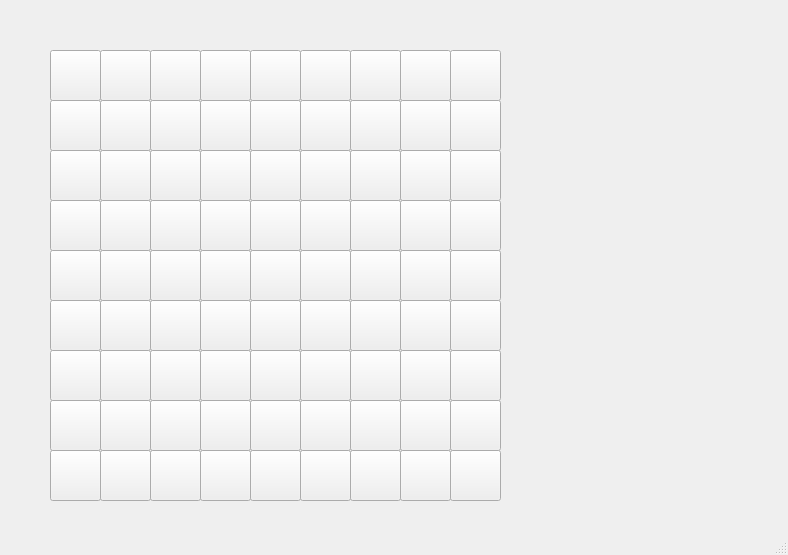
Qt form mainwindow.ui (xswzaq44321/Sudoku_Game) before a commit.
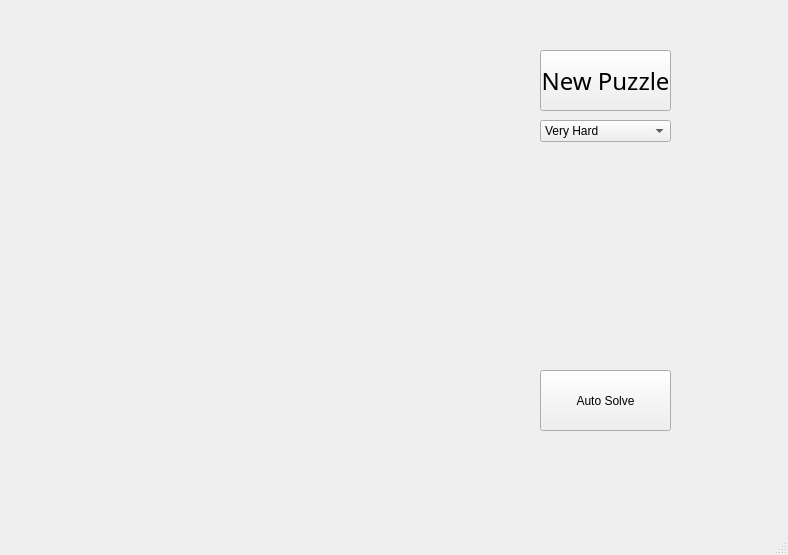
The same form after that commit.

Commit message:
Arrange numberblocks & connect class Sudoku & more
new stuff:
1. add res folders
2. dynamically create sudoku maps buttons with for loop
3. add "New Puzzles" button
4. add set difficulty combo box
5. add "Auto Solve" button

ongoing:
1. button focus effects
2. enter number to map
3. solve multiple puzzles

Patch:
```diff
--- a/mainwindow.ui
+++ b/mainwindow.ui
@@ -17,1054 +17,85 @@
    <widget class="QPushButton" name="pushButton">
     <property name="geometry">
      <rect>
-      <x>50</x>
+      <x>540</x>
       <y>50</y>
-      <width>51</width>
-      <height>51</height>
+      <width>131</width>
+      <height>61</height>
      </rect>
     </property>
-    <property name="text">
-     <string/>
+    <property name="font">
+     <font>
+      <family>Andy</family>
+      <pointsize>18</pointsize>
+      <weight>9</weight>
+      <italic>false</italic>
+      <bold>false</bold>
+     </font>
     </property>
-   </widget>
-   <widget class="QPushButton" name="pushButton_2">
-    <property name="geometry">
-     <rect>
-      <x>100</x>
-      <y>50</y>
-      <width>51</width>
-      <height>51</height>
-     </rect>
+    <property name="styleSheet">
+     <string notr="true">font: 75 18pt &quot;Andy&quot;;</string>
     </property>
     <property name="text">
-     <string/>
+     <string>New Puzzle</string>
     </property>
    </widget>
-   <widget class="QPushButton" name="pushButton_3">
+   <widget class="QComboBox" name="comboBox">
     <property name="geometry">
      <rect>
-      <x>150</x>
-      <y>50</y>
-      <width>51</width>
-      <height>51</height>
+      <x>540</x>
+      <y>120</y>
+      <width>131</width>
+      <height>22</height>
      </rect>
     </property>
-    <property name="text">
-     <string/>
+    <property name="styleSheet">
+     <string notr="true">font: 75 14pt &quot;Andy&quot;;</string>
     </property>
+    <item>
+     <property name="text">
+      <string>Very Hard</string>
+     </property>
+    </item>
+    <item>
+     <property name="text">
+      <string>Hard</string>
+     </property>
+    </item>
+    <item>
+     <property name="text">
+      <string>Normal</string>
+     </property>
+    </item>
+    <item>
+     <property name="text">
+      <string>Eazy</string>
+     </property>
+    </item>
+    <item>
+     <property name="text">
+      <string>Very Eazy</string>
+     </property>
+    </item>
+    <item>
+     <property name="text">
+      <string>Eazy AF</string>
+     </property>
+    </item>
    </widget>
    <widget class="QPushButton" name="pushButton_4">
     <property name="geometry">
      <rect>
-      <x>200</x>
-      <y>50</y>
-      <width>51</width>
-      <height>51</height>
+      <x>540</x>
+      <y>370</y>
+      <width>131</width>
+      <height>61</height>
      </rect>
     </property>
-    <property name="text">
-     <string/>
+    <property name="styleSheet">
+     <string notr="true">font: 75 18pt &quot;Andy&quot;;</string>
     </property>
-   </widget>
-   <widget class="QPushButton" name="pushButton_5">
-    <property name="geometry">
-     <rect>
-      <x>250</x>
-      <y>50</y>
-      <width>51</width>
-      <height>51</height>
-     </rect>
-    </property>
     <property name="text">
-     <string/>
-    </property>
-   </widget>
-   <widget class="QPushButton" name="pushButton_6">
-    <property name="geometry">
-     <rect>
-      <x>300</x>
-      <y>50</y>
-      <width>51</width>
-      <height>51</height>
-     </rect>
-    </property>
-    <property name="text">
-     <string/>
-    </property>
-   </widget>
-   <widget class="QPushButton" name="pushButton_7">
-    <property name="geometry">
-     <rect>
-      <x>350</x>
-      <y>50</y>
-      <width>51</width>
-      <height>51</height>
-     </rect>
-    </property>
-    <property name="text">
-     <string/>
-    </property>
-   </widget>
-   <widget class="QPushButton" name="pushButton_8">
-    <property name="geometry">
-     <rect>
-      <x>400</x>
-      <y>50</y>
-      <width>51</width>
-      <height>51</height>
-     </rect>
-    </property>
-    <property name="text">
-     <string/>
-    </property>
-   </widget>
-   <widget class="QPushButton" name="pushButton_9">
-    <property name="geometry">
-     <rect>
-      <x>450</x>
-      <y>50</y>
-      <width>51</width>
-      <height>51</height>
-     </rect>
-    </property>
-    <property name="text">
-     <string/>
-    </property>
-   </widget>
-   <widget class="QPushButton" name="pushButton_10">
-    <property name="geometry">
-     <rect>
-      <x>50</x>
-      <y>100</y>
-      <width>51</width>
-      <height>51</height>
-     </rect>
-    </property>
-    <property name="text">
-     <string/>
-    </property>
-   </widget>
-   <widget class="QPushButton" name="pushButton_11">
-    <property name="geometry">
-     <rect>
-      <x>100</x>
-      <y>100</y>
-      <width>51</width>
-      <height>51</height>
-     </rect>
-    </property>
-    <property name="text">
-     <string/>
-    </property>
-   </widget>
-   <widget class="QPushButton" name="pushButton_12">
-    <property name="geometry">
-     <rect>
-      <x>150</x>
-      <y>100</y>
-      <width>51</width>
-      <height>51</height>
-     </rect>
-    </property>
-    <property name="text">
-     <string/>
-    </property>
-   </widget>
-   <widget class="QPushButton" name="pushButton_13">
-    <property name="geometry">
-     <rect>
-      <x>200</x>
-      <y>100</y>
-      <width>51</width>
-      <height>51</height>
-     </rect>
-    </property>
-    <property name="text">
-     <string/>
-    </property>
-   </widget>
-   <widget class="QPushButton" name="pushButton_14">
-    <property name="geometry">
-     <rect>
-      <x>250</x>
-      <y>100</y>
-      <width>51</width>
-      <height>51</height>
-     </rect>
-    </property>
-    <property name="text">
-     <string/>
-    </property>
-   </widget>
-   <widget class="QPushButton" name="pushButton_15">
-    <property name="geometry">
-     <rect>
-      <x>300</x>
-      <y>100</y>
-      <width>51</width>
-      <height>51</height>
-     </rect>
-    </property>
-    <property name="text">
-     <string/>
-    </property>
-   </widget>
-   <widget class="QPushButton" name="pushButton_16">
-    <property name="geometry">
-     <rect>
-      <x>350</x>
-      <y>100</y>
-      <width>51</width>
-      <height>51</height>
-     </rect>
-    </property>
-    <property name="text">
-     <string/>
-    </property>
-   </widget>
-   <widget class="QPushButton" name="pushButton_17">
-    <property name="geometry">
-     <rect>
-      <x>400</x>
-      <y>100</y>
-      <width>51</width>
-      <height>51</height>
-     </rect>
-    </property>
-    <property name="text">
-     <string/>
-    </property>
-   </widget>
-   <widget class="QPushButton" name="pushButton_18">
-    <property name="geometry">
-     <rect>
-      <x>450</x>
-      <y>100</y>
-      <width>51</width>
-      <height>51</height>
-     </rect>
-    </property>
-    <property name="text">
-     <string/>
-    </property>
-   </widget>
-   <widget class="QPushButton" name="pushButton_19">
-    <property name="geometry">
-     <rect>
-      <x>50</x>
-      <y>150</y>
-      <width>51</width>
-      <height>51</height>
-     </rect>
-    </property>
-    <property name="text">
-     <string/>
-    </property>
-   </widget>
-   <widget class="QPushButton" name="pushButton_20">
-    <property name="geometry">
-     <rect>
-      <x>100</x>
-      <y>150</y>
-      <width>51</width>
-      <height>51</height>
-     </rect>
-    </property>
-    <property name="text">
-     <string/>
-    </property>
-   </widget>
-   <widget class="QPushButton" name="pushButton_21">
-    <property name="geometry">
-     <rect>
-      <x>150</x>
-      <y>150</y>
-      <width>51</width>
-      <height>51</height>
-     </rect>
-    </property>
-    <property name="text">
-     <string/>
-    </property>
-   </widget>
-   <widget class="QPushButton" name="pushButton_22">
-    <property name="geometry">
-     <rect>
-      <x>200</x>
-      <y>150</y>
-      <width>51</width>
-      <height>51</height>
-     </rect>
-    </property>
-    <property name="text">
-     <string/>
-    </property>
-   </widget>
-   <widget class="QPushButton" name="pushButton_23">
-    <property name="geometry">
-     <rect>
-      <x>250</x>
-      <y>150</y>
-      <width>51</width>
-      <height>51</height>
-     </rect>
-    </property>
-    <property name="text">
-     <string/>
-    </property>
-   </widget>
-   <widget class="QPushButton" name="pushButton_24">
-    <property name="geometry">
-     <rect>
-      <x>300</x>
-      <y>150</y>
-      <width>51</width>
-      <height>51</height>
-     </rect>
-    </property>
-    <property name="text">
-     <string/>
-    </property>
-   </widget>
-   <widget class="QPushButton" name="pushButton_25">
-    <property name="geometry">
-     <rect>
-      <x>350</x>
-      <y>150</y>
-      <width>51</width>
-      <height>51</height>
-     </rect>
-    </property>
-    <property name="text">
-     <string/>
-    </property>
-   </widget>
-   <widget class="QPushButton" name="pushButton_26">
-    <property name="geometry">
-     <rect>
-      <x>400</x>
-      <y>150</y>
-      <width>51</width>
-      <height>51</height>
-     </rect>
-    </property>
-    <property name="text">
-     <string/>
-    </property>
-   </widget>
-   <widget class="QPushButton" name="pushButton_27">
-    <property name="geometry">
-     <rect>
-      <x>450</x>
-      <y>150</y>
-      <width>51</width>
-      <height>51</height>
-     </rect>
-    </property>
-    <property name="text">
-     <string/>
-    </property>
-   </widget>
-   <widget class="QPushButton" name="pushButton_28">
-    <property name="geometry">
-     <rect>
-      <x>50</x>
-      <y>200</y>
-      <width>51</width>
-      <height>51</height>
-     </rect>
-    </property>
-    <property name="text">
-     <string/>
-    </property>
-   </widget>
-   <widget class="QPushButton" name="pushButton_29">
-    <property name="geometry">
-     <rect>
-      <x>100</x>
-      <y>200</y>
-      <width>51</width>
-      <height>51</height>
-     </rect>
-    </property>
-    <property name="text">
-     <string/>
-    </property>
-   </widget>
-   <widget class="QPushButton" name="pushButton_30">
-    <property name="geometry">
-     <rect>
-      <x>150</x>
-      <y>200</y>
-      <width>51</width>
-      <height>51</height>
-     </rect>
-    </property>
-    <property name="text">
-     <string/>
-    </property>
-   </widget>
-   <widget class="QPushButton" name="pushButton_31">
-    <property name="geometry">
-     <rect>
-      <x>200</x>
-      <y>200</y>
-      <width>51</width>
-      <height>51</height>
-     </rect>
-    </property>
-    <property name="text">
-     <string/>
-    </property>
-   </widget>
-   <widget class="QPushButton" name="pushButton_32">
-    <property name="geometry">
-     <rect>
-      <x>250</x>
-      <y>200</y>
-      <width>51</width>
-      <height>51</height>
-     </rect>
-    </property>
-    <property name="text">
-     <string/>
-    </property>
-   </widget>
-   <widget class="QPushButton" name="pushButton_33">
-    <property name="geometry">
-     <rect>
-      <x>300</x>
-      <y>200</y>
-      <width>51</width>
-      <height>51</height>
-     </rect>
-    </property>
-    <property name="text">
-     <string/>
-    </property>
-   </widget>
-   <widget class="QPushButton" name="pushButton_34">
-    <property name="geometry">
-     <rect>
-      <x>350</x>
-      <y>200</y>
-      <width>51</width>
-      <height>51</height>
-     </rect>
-    </property>
-    <property name="text">
-     <string/>
-    </property>
-   </widget>
-   <widget class="QPushButton" name="pushButton_35">
-    <property name="geometry">
-     <rect>
-      <x>400</x>
-      <y>200</y>
-      <width>51</width>
-      <height>51</height>
-     </rect>
-    </property>
-    <property name="text">
-     <string/>
-    </property>
-   </widget>
-   <widget class="QPushButton" name="pushButton_36">
-    <property name="geometry">
-     <rect>
-      <x>450</x>
-      <y>200</y>
-      <width>51</width>
-      <height>51</height>
-     </rect>
-    </property>
-    <property name="text">
-     <string/>
-    </property>
-   </widget>
-   <widget class="QPushButton" name="pushButton_37">
-    <property name="geometry">
-     <rect>
-      <x>50</x>
-      <y>250</y>
-      <width>51</width>
-      <height>51</height>
-     </rect>
-    </property>
-    <property name="text">
-     <string/>
-    </property>
-   </widget>
-   <widget class="QPushButton" name="pushButton_38">
-    <property name="geometry">
-     <rect>
-      <x>100</x>
-      <y>250</y>
-      <width>51</width>
-      <height>51</height>
-     </rect>
-    </property>
-    <property name="text">
-     <string/>
-    </property>
-   </widget>
-   <widget class="QPushButton" name="pushButton_39">
-    <property name="geometry">
-     <rect>
-      <x>150</x>
-      <y>250</y>
-      <width>51</width>
-      <height>51</height>
-     </rect>
-    </property>
-    <property name="text">
-     <string/>
-    </property>
-   </widget>
-   <widget class="QPushButton" name="pushButton_40">
-    <property name="geometry">
-     <rect>
-      <x>200</x>
-      <y>250</y>
-      <width>51</width>
-      <height>51</height>
-     </rect>
-    </property>
-    <property name="text">
-     <string/>
-    </property>
-   </widget>
-   <widget class="QPushButton" name="pushButton_41">
-    <property name="geometry">
-     <rect>
-      <x>250</x>
-      <y>250</y>
-      <width>51</width>
-      <height>51</height>
-     </rect>
-    </property>
-    <property name="text">
-     <string/>
-    </property>
-   </widget>
-   <widget class="QPushButton" name="pushButton_42">
-    <property name="geometry">
-     <rect>
-      <x>300</x>
-      <y>250</y>
-      <width>51</width>
-      <height>51</height>
-     </rect>
-    </property>
-    <property name="text">
-     <string/>
-    </property>
-   </widget>
-   <widget class="QPushButton" name="pushButton_43">
-    <property name="geometry">
-     <rect>
-      <x>350</x>
-      <y>250</y>
-      <width>51</width>
-      <height>51</height>
-     </rect>
-    </property>
-    <property name="text">
-     <string/>
-    </property>
-   </widget>
-   <widget class="QPushButton" name="pushButton_44">
-    <property name="geometry">
-     <rect>
-      <x>400</x>
-      <y>250</y>
-      <width>51</width>
-      <height>51</height>
-     </rect>
-    </property>
-    <property name="text">
-     <string/>
-    </property>
-   </widget>
-   <widget class="QPushButton" name="pushButton_45">
-    <property name="geometry">
-     <rect>
-      <x>450</x>
-      <y>250</y>
-      <width>51</width>
-      <height>51</height>
-     </rect>
-    </property>
-    <property name="text">
-     <string/>
-    </property>
-   </widget>
-   <widget class="QPushButton" name="pushButton_46">
-    <property name="geometry">
-     <rect>
-      <x>50</x>
-      <y>300</y>
-      <width>51</width>
-      <height>51</height>
-     </rect>
-    </property>
-    <property name="text">
-     <string/>
-    </property>
-   </widget>
-   <widget class="QPushButton" name="pushButton_47">
-    <property name="geometry">
-     <rect>
-      <x>100</x>
-      <y>300</y>
-      <width>51</width>
-      <height>51</height>
-     </rect>
-    </property>
-    <property name="text">
-     <string/>
-    </property>
-   </widget>
-   <widget class="QPushButton" name="pushButton_48">
-    <property name="geometry">
-     <rect>
-      <x>150</x>
-      <y>300</y>
-      <width>51</width>
-      <height>51</height>
-     </rect>
-    </property>
-    <property name="text">
-     <string/>
-    </property>
-   </widget>
-   <widget class="QPushButton" name="pushButton_49">
-    <property name="geometry">
-     <rect>
-      <x>200</x>
-      <y>300</y>
-      <width>51</width>
-      <height>51</height>
-     </rect>
-    </property>
-    <property name="text">
-     <string/>
-    </property>
-   </widget>
-   <widget class="QPushButton" name="pushButton_50">
-    <property name="geometry">
-     <rect>
-      <x>250</x>
-      <y>300</y>
-      <width>51</width>
-      <height>51</height>
-     </rect>
-    </property>
-    <property name="text">
-     <string/>
-    </property>
-   </widget>
-   <widget class="QPushButton" name="pushButton_51">
-    <property name="geometry">
-     <rect>
-      <x>300</x>
-      <y>300</y>
-      <width>51</width>
-      <height>51</height>
-     </rect>
-    </property>
-    <property name="text">
-     <string/>
-    </property>
-   </widget>
-   <widget class="QPushButton" name="pushButton_52">
-    <property name="geometry">
-     <rect>
-      <x>350</x>
-      <y>300</y>
-      <width>51</width>
-      <height>51</height>
-     </rect>
-    </property>
-    <property name="text">
-     <string/>
-    </property>
-   </widget>
-   <widget class="QPushButton" name="pushButton_53">
-    <property name="geometry">
-     <rect>
-      <x>400</x>
-      <y>300</y>
-      <width>51</width>
-      <height>51</height>
-     </rect>
-    </property>
-    <property name="text">
-     <string/>
-    </property>
-   </widget>
-   <widget class="QPushButton" name="pushButton_54">
-    <property name="geometry">
-     <rect>
-      <x>450</x>
-      <y>300</y>
-      <width>51</width>
-      <height>51</height>
-     </rect>
-    </property>
-    <property name="text">
-     <string/>
-    </property>
-   </widget>
-   <widget class="QPushButton" name="pushButton_55">
-    <property name="geometry">
-     <rect>
-      <x>50</x>
-      <y>350</y>
-      <width>51</width>
-      <height>51</height>
-     </rect>
-    </property>
-    <property name="text">
-     <string/>
-    </property>
-   </widget>
-   <widget class="QPushButton" name="pushButton_56">
-    <property name="geometry">
-     <rect>
-      <x>100</x>
-      <y>350</y>
-      <width>51</width>
-      <height>51</height>
-     </rect>
-    </property>
-    <property name="text">
-     <string/>
-    </property>
-   </widget>
-   <widget class="QPushButton" name="pushButton_57">
-    <property name="geometry">
-     <rect>
-      <x>150</x>
-      <y>350</y>
-      <width>51</width>
-      <height>51</height>
-     </rect>
-    </property>
-    <property name="text">
-     <string/>
-    </property>
-   </widget>
-   <widget class="QPushButton" name="pushButton_58">
-    <property name="geometry">
-     <rect>
-      <x>200</x>
-      <y>350</y>
-      <width>51</width>
-      <height>51</height>
-     </rect>
-    </property>
-    <property name="text">
-     <string/>
-    </property>
-   </widget>
-   <widget class="QPushButton" name="pushButton_59">
-    <property name="geometry">
-     <rect>
-      <x>250</x>
-      <y>350</y>
-      <width>51</width>
-      <height>51</height>
-     </rect>
-    </property>
-    <property name="text">
-     <string/>
-    </property>
-   </widget>
-   <widget class="QPushButton" name="pushButton_60">
-    <property name="geometry">
-     <rect>
-      <x>300</x>
-      <y>350</y>
-      <width>51</width>
-      <height>51</height>
-     </rect>
-    </property>
-    <property name="text">
-     <string/>
-    </property>
-   </widget>
-   <widget class="QPushButton" name="pushButton_61">
-    <property name="geometry">
-     <rect>
-      <x>350</x>
-      <y>350</y>
-      <width>51</width>
-      <height>51</height>
-     </rect>
-    </property>
-    <property name="text">
-     <string/>
-    </property>
-   </widget>
-   <widget class="QPushButton" name="pushButton_62">
-    <property name="geometry">
-     <rect>
-      <x>400</x>
-      <y>350</y>
-      <width>51</width>
-      <height>51</height>
-     </rect>
-    </property>
-    <property name="text">
-     <string/>
-    </property>
-   </widget>
-   <widget class="QPushButton" name="pushButton_63">
-    <property name="geometry">
-     <rect>
-      <x>450</x>
-      <y>350</y>
-      <width>51</width>
-      <height>51</height>
-     </rect>
-    </property>
-    <property name="text">
-     <string/>
-    </property>
-   </widget>
-   <widget class="QPushButton" name="pushButton_64">
-    <property name="geometry">
-     <rect>
-      <x>50</x>
-      <y>400</y>
-      <width>51</width>
-      <height>51</height>
-     </rect>
-    </property>
-    <property name="text">
-     <string/>
-    </property>
-   </widget>
-   <widget class="QPushButton" name="pushButton_65">
-    <property name="geometry">
-     <rect>
-      <x>100</x>
-      <y>400</y>
-      <width>51</width>
-      <height>51</height>
-     </rect>
-    </property>
-    <property name="text">
-     <string/>
-    </property>
-   </widget>
-   <widget class="QPushButton" name="pushButton_66">
-    <property name="geometry">
-     <rect>
-      <x>150</x>
-      <y>400</y>
-      <width>51</width>
-      <height>51</height>
-     </rect>
-    </property>
-    <property name="text">
-     <string/>
-    </property>
-   </widget>
-   <widget class="QPushButton" name="pushButton_67">
-    <property name="geometry">
-     <rect>
-      <x>200</x>
-      <y>400</y>
-      <width>51</width>
-      <height>51</height>
-     </rect>
-    </property>
-    <property name="text">
-     <string/>
-    </property>
-   </widget>
-   <widget class="QPushButton" name="pushButton_68">
-    <property name="geometry">
-     <rect>
-      <x>250</x>
-      <y>400</y>
-      <width>51</width>
-      <height>51</height>
-     </rect>
-    </property>
-    <property name="text">
-     <string/>
-    </property>
-   </widget>
-   <widget class="QPushButton" name="pushButton_69">
-    <property name="geometry">
-     <rect>
-      <x>300</x>
-      <y>400</y>
-      <width>51</width>
-      <height>51</height>
-     </rect>
-    </property>
-    <property name="text">
-     <string/>
-    </property>
-   </widget>
-   <widget class="QPushButton" name="pushButton_70">
-    <property name="geometry">
-     <rect>
-      <x>350</x>
-      <y>400</y>
-      <width>51</width>
-      <height>51</height>
-     </rect>
-    </property>
-    <property name="text">
-     <string/>
-    </property>
-   </widget>
-   <widget class="QPushButton" name="pushButton_71">
-    <property name="geometry">
-     <rect>
-      <x>400</x>
-      <y>400</y>
-      <width>51</width>
-      <height>51</height>
-     </rect>
-    </property>
-    <property name="text">
-     <string/>
-    </property>
-   </widget>
-   <widget class="QPushButton" name="pushButton_72">
-    <property name="geometry">
-     <rect>
-      <x>450</x>
-      <y>400</y>
-      <width>51</width>
-      <height>51</height>
-     </rect>
-    </property>
-    <property name="text">
-     <string/>
-    </property>
-   </widget>
-   <widget class="QPushButton" name="pushButton_73">
-    <property name="geometry">
-     <rect>
-      <x>50</x>
-      <y>450</y>
-      <width>51</width>
-      <height>51</height>
-     </rect>
-    </property>
-    <property name="text">
-     <string/>
-    </property>
-   </widget>
-   <widget class="QPushButton" name="pushButton_74">
-    <property name="geometry">
-     <rect>
-      <x>100</x>
-      <y>450</y>
-      <width>51</width>
-      <height>51</height>
-     </rect>
-    </property>
-    <property name="text">
-     <string/>
-    </property>
-   </widget>
-   <widget class="QPushButton" name="pushButton_75">
-    <property name="geometry">
-     <rect>
-      <x>150</x>
-      <y>450</y>
-      <width>51</width>
-      <height>51</height>
-     </rect>
-    </property>
-    <property name="text">
-     <string/>
-    </property>
-   </widget>
-   <widget class="QPushButton" name="pushButton_76">
-    <property name="geometry">
-     <rect>
-      <x>200</x>
-      <y>450</y>
-      <width>51</width>
-      <height>51</height>
-     </rect>
-    </property>
-    <property name="text">
-     <string/>
-    </property>
-   </widget>
-   <widget class="QPushButton" name="pushButton_77">
-    <property name="geometry">
-     <rect>
-      <x>250</x>
-      <y>450</y>
-      <width>51</width>
-      <height>51</height>
-     </rect>
-    </property>
-    <property name="text">
-     <string/>
-    </property>
-   </widget>
-   <widget class="QPushButton" name="pushButton_78">
-    <property name="geometry">
-     <rect>
-      <x>300</x>
-      <y>450</y>
-      <width>51</width>
-      <height>51</height>
-     </rect>
-    </property>
-    <property name="text">
-     <string/>
-    </property>
-   </widget>
-   <widget class="QPushButton" name="pushButton_79">
-    <property name="geometry">
-     <rect>
-      <x>350</x>
-      <y>450</y>
-      <width>51</width>
-      <height>51</height>
-     </rect>
-    </property>
-    <property name="text">
-     <string/>
-    </property>
-   </widget>
-   <widget class="QPushButton" name="pushButton_80">
-    <property name="geometry">
-     <rect>
-      <x>400</x>
-      <y>450</y>
-      <width>51</width>
-      <height>51</height>
-     </rect>
-    </property>
-    <property name="text">
-     <string/>
-    </property>
-   </widget>
-   <widget class="QPushButton" name="pushButton_81">
-    <property name="geometry">
-     <rect>
-      <x>450</x>
-      <y>450</y>
-      <width>51</width>
-      <height>51</height>
-     </rect>
-    </property>
-    <property name="text">
-     <string/>
+     <string>Auto Solve</string>
     </property>
    </widget>
   </widget>
```
Left out of the diff: 4 changed lines with no effect on the pictures. The commit also changes 8 other files.
